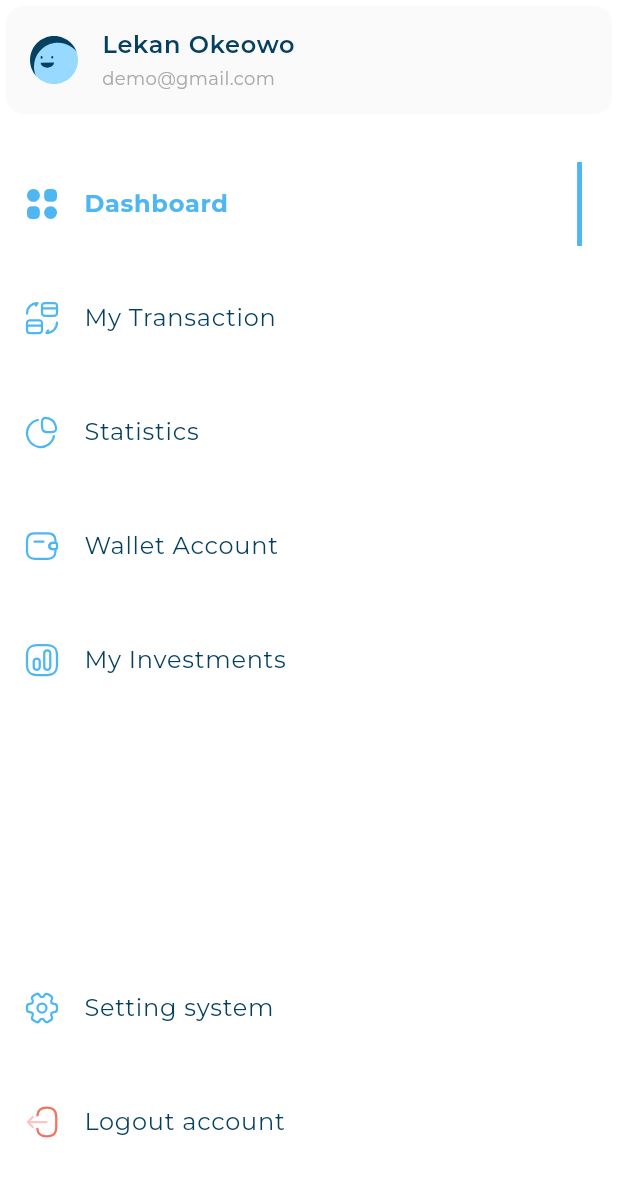
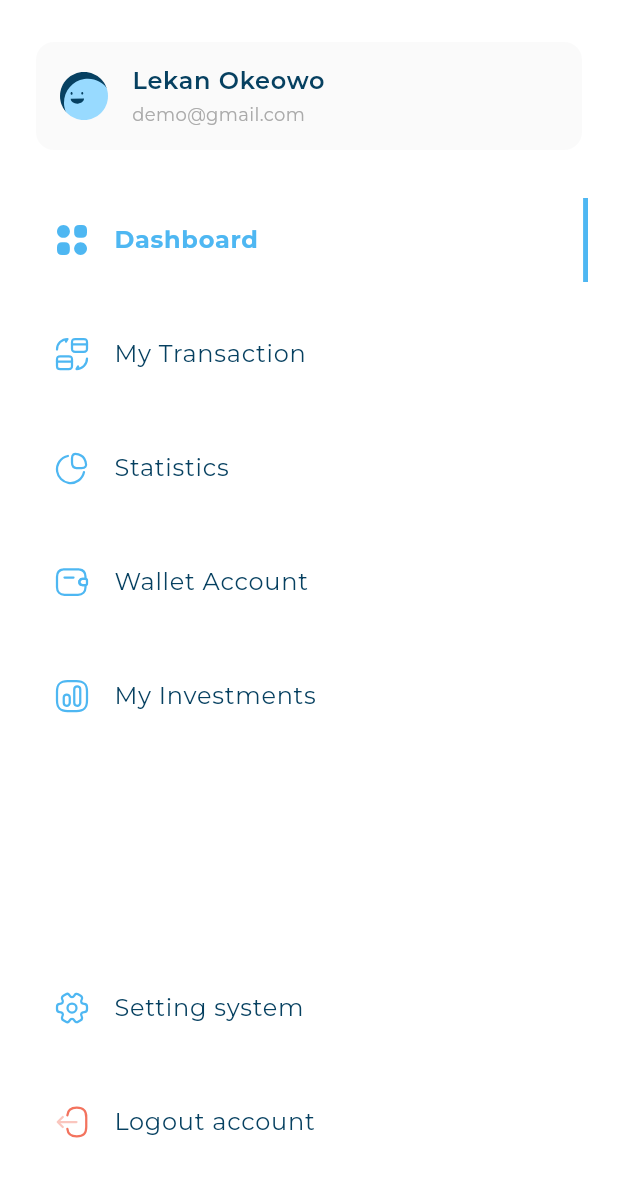
Before and after one commit to George-Abboud/responsive_dashboard, a Flutter app: the CustomDrawer widget shown alone on an empty page, opened directly, on a phone screen of 412 x 824 dp. Shown: the top 1177 px of the screen. Run offline on Flutter 3.47's test engine with Material 3 defaults, Android fonts, the phone set to English and light mode, and no system bars; our stand-ins replace flutter_svg; project files that could hold a hidden picture were left out.

Commit message:
refactor drawer

```diff
--- a/lib/core/widgets/drawer/active_and_inactive_drawer_items.dart
+++ b/lib/core/widgets/drawer/active_and_inactive_drawer_items.dart
@@ -34,11 +34,15 @@ class ActiveDrawerItem extends StatelessWidget {
   @override
   Widget build(BuildContext context) {
     return ListTile(
+      contentPadding: EdgeInsets.zero,
       title: Text(
         drawerItem.title,
         style: AppStyles.styleBold16,
       ),
-      leading: SvgPicture.asset(drawerItem.image),
+      leading: Padding(
+        padding: const EdgeInsets.only(left: 16),
+        child: SvgPicture.asset(drawerItem.image),
+      ),
       trailing: Container(
         width: 3.27,
         decoration: const BoxDecoration(color: Color(0xFF4EB7F2)),
--- a/lib/core/widgets/drawer/custom_drawer.dart
+++ b/lib/core/widgets/drawer/custom_drawer.dart
@@ -15,19 +15,31 @@ class CustomDrawer extends StatelessWidget {
       child: const CustomScrollView(
         slivers: [
           SliverToBoxAdapter(
+            child: Column(
+              children: [
+                SizedBox(
+                  height: 24,
+                ),
+                Padding(
+                  padding: EdgeInsets.symmetric(horizontal: 20),
                   child: UserInfoListTile(
                     image: AppImages.imagesAvatar3,
                     title: 'Lekan Okeowo',
                     subtitle: 'demo@gmail.com',
                   ),
                 ),
-          SliverToBoxAdapter(
-            child: SizedBox(
+                SizedBox(
                   height: 8,
                 ),
+              ],
             ),
-          DrawerItemsListView(),
-          SliverFillRemaining(
+          ),
+          SliverPadding(
+              padding: EdgeInsets.symmetric(horizontal: 20),
+              sliver: DrawerItemsListView()),
+          SliverPadding(
+            padding: EdgeInsets.symmetric(horizontal: 20),
+            sliver: SliverFillRemaining(
               hasScrollBody: false,
               child: Column(
                 children: [
@@ -38,13 +50,15 @@ class CustomDrawer extends StatelessWidget {
                   ),
                   InActiveDrawerItem(
                     drawerItem: DrawerItemModel(
-                      image: AppImages.imagesSettings, title: 'Setting system'),
+                        image: AppImages.imagesSettings,
+                        title: 'Setting system'),
                   ),
                   Padding(
                     padding: EdgeInsets.only(top: 20),
                     child: InActiveDrawerItem(
                       drawerItem: DrawerItemModel(
-                        image: AppImages.imagesLogout, title: 'Logout account'),
+                          image: AppImages.imagesLogout,
+                          title: 'Logout account'),
                     ),
                   ),
                   SizedBox(
@@ -53,6 +67,7 @@ class CustomDrawer extends StatelessWidget {
                 ],
               ),
             ),
+          ),
         ],
       ),
     );
--- a/lib/features/home/presentation/views/dashboard_view.dart
+++ b/lib/features/home/presentation/views/dashboard_view.dart
@@ -8,6 +8,7 @@ class DashboardView extends StatelessWidget {
   @override
   Widget build(BuildContext context) {
     return Scaffold(
+      backgroundColor: const Color(0xFFF7F9FA),
       body: AdaptiveLayoutWidget(
         mobileLayout: (context) => const SizedBox(),
         tabletLayout: (context) => const SizedBox(),
--- a/lib/features/home/presentation/views/widgets/layouts/desktop/desktop_layout.dart
+++ b/lib/features/home/presentation/views/widgets/layouts/desktop/desktop_layout.dart
@@ -1,5 +1,6 @@
 import 'package:flutter/material.dart';
 import 'package:responsive_dashboard/core/widgets/drawer/custom_drawer.dart';
+import 'package:responsive_dashboard/core/widgets/expenses&invoices/expenses_and_invoices.dart';
 
 class DesktopLayout extends StatelessWidget {
   const DesktopLayout({super.key});
@@ -12,6 +13,10 @@ class DesktopLayout extends StatelessWidget {
           Expanded(
             child: CustomDrawer(),
           ),
+          Expanded(
+            flex: 2,
+            child: ExpensesAndInvoices(),
+          ),
         ],
       ),
     );
```
Also changed, not shown: lib/core/widgets/expenses&invoices/all_expenses.dart (added, +10 -0 lines), lib/core/widgets/expenses&invoices/expenses_and_invoices.dart (added, +17 -0 lines). Lines whose indentation alone changed are shown as unchanged.
